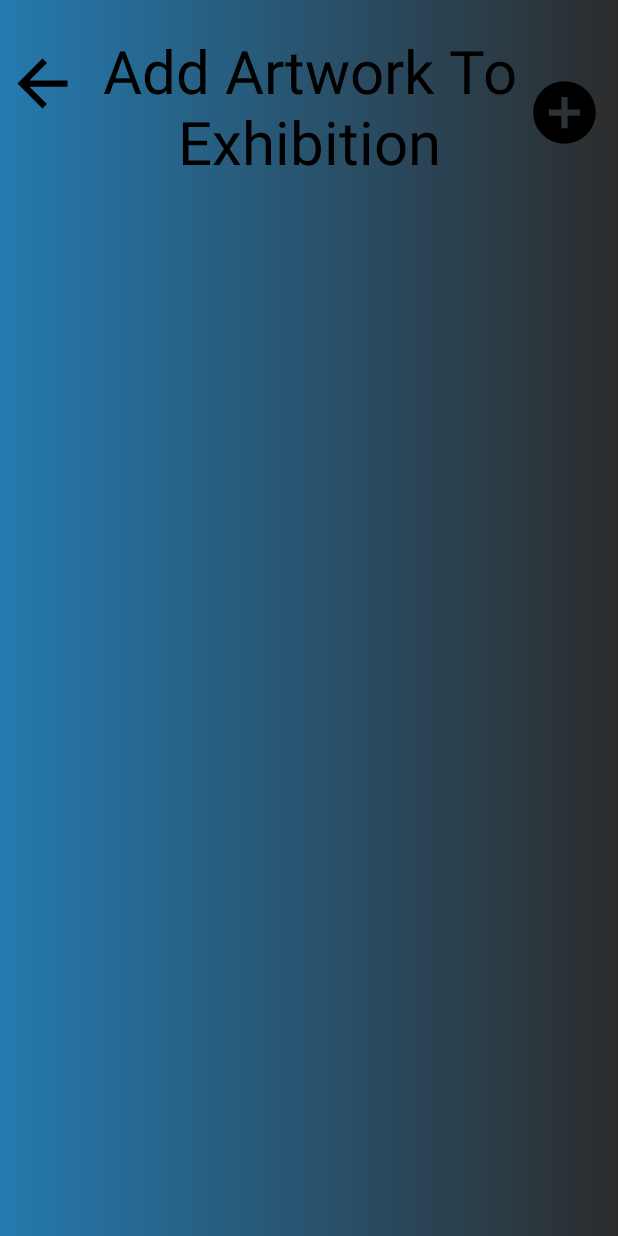
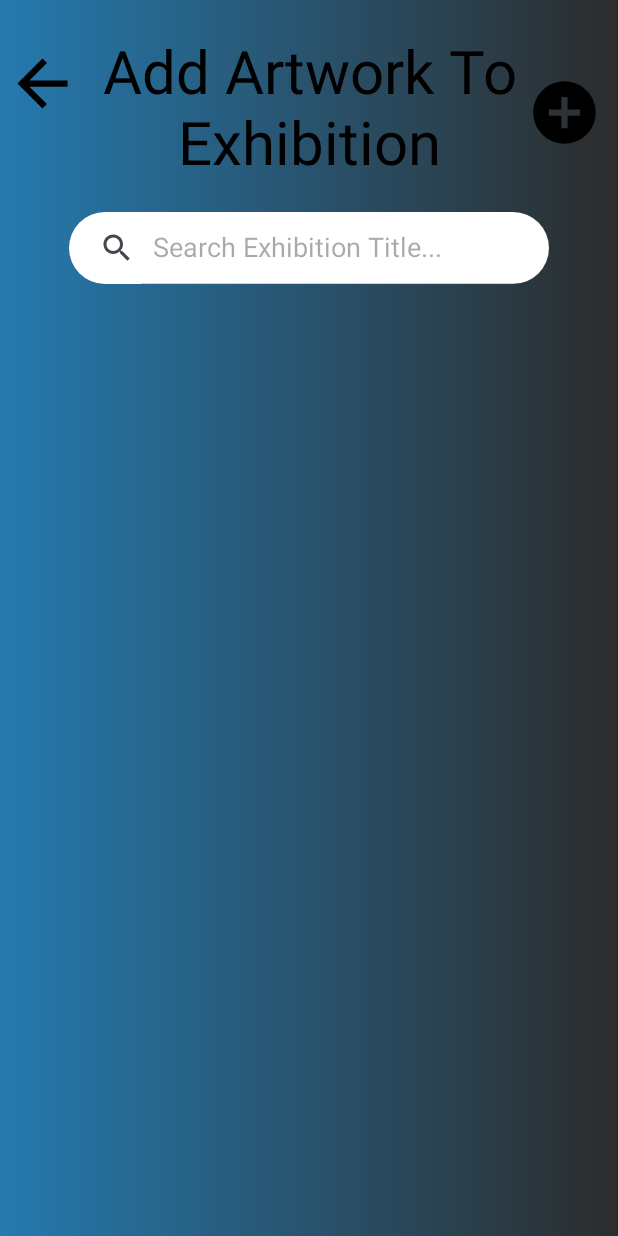
Before and after one commit to Totsua/exhibition-curator-android, an Android app: the layout activity_add_artwork_exhibition_list_actvity.xml on its own in the app's theme, with its tools: preview values and no code run, on a phone screen of 412 x 824 dp. Run offline under Robolectric (Android 15) with nearby library versions, the phone set to English and light mode, and no system bars.

Commit message:
feat: add search bar to all pages containing list of exhibitions

```diff
--- a/app/src/main/res/layout/activity_add_artwork_exhibition_list_actvity.xml
+++ b/app/src/main/res/layout/activity_add_artwork_exhibition_list_actvity.xml
@@ -43,11 +43,26 @@
                 app:layout_constraintHorizontal_bias="0.01"
                 />
 
+            <SearchView
+                android:id="@+id/addArtworkToExhibitionSearchView"
+                android:layout_width="wrap_content"
+                android:layout_height="wrap_content"
+                android:layout_marginTop="20dp"
+                android:background="@drawable/custom_search_bar_background"
+                android:iconifiedByDefault="false"
+                android:queryHint="Search Exhibition Title..."
+                app:layout_constraintEnd_toEndOf="parent"
+                app:layout_constraintStart_toStartOf="parent"
+                app:layout_constraintTop_toBottomOf="@+id/addArtworkToExhibitionTitle"
+                app:layout_constraintVertical_bias="0" />
+
+
             <androidx.recyclerview.widget.RecyclerView
                 android:id="@+id/addArtworkToExhibitionRecyclerView"
                 android:layout_width="0dp"
                 android:layout_height="0dp"
-                app:layout_constraintTop_toBottomOf="@+id/addArtworkToExhibitionTitle"
+                android:layout_marginTop="20dp"
+                app:layout_constraintTop_toBottomOf="@+id/addArtworkToExhibitionSearchView"
                 app:layout_constraintBottom_toBottomOf="parent"
                 app:layout_constraintStart_toStartOf="parent"
                 app:layout_constraintEnd_toEndOf="parent"
```
Also changed, not shown: app/src/main/java/com/example/exhibitioncuratorandroid/adapter/ExhibitionListAdapter.java (+7 -0 lines), app/src/main/java/com/example/exhibitioncuratorandroid/ui/AddArtworkExhibitionListActivity.java (+59 -2 lines), app/src/main/java/com/example/exhibitioncuratorandroid/ui/fragments/ExhibitionsFragment.java (+55 -5 lines), app/src/main/res/layout/fragment_exhibitions.xml (+17 -1 lines).
